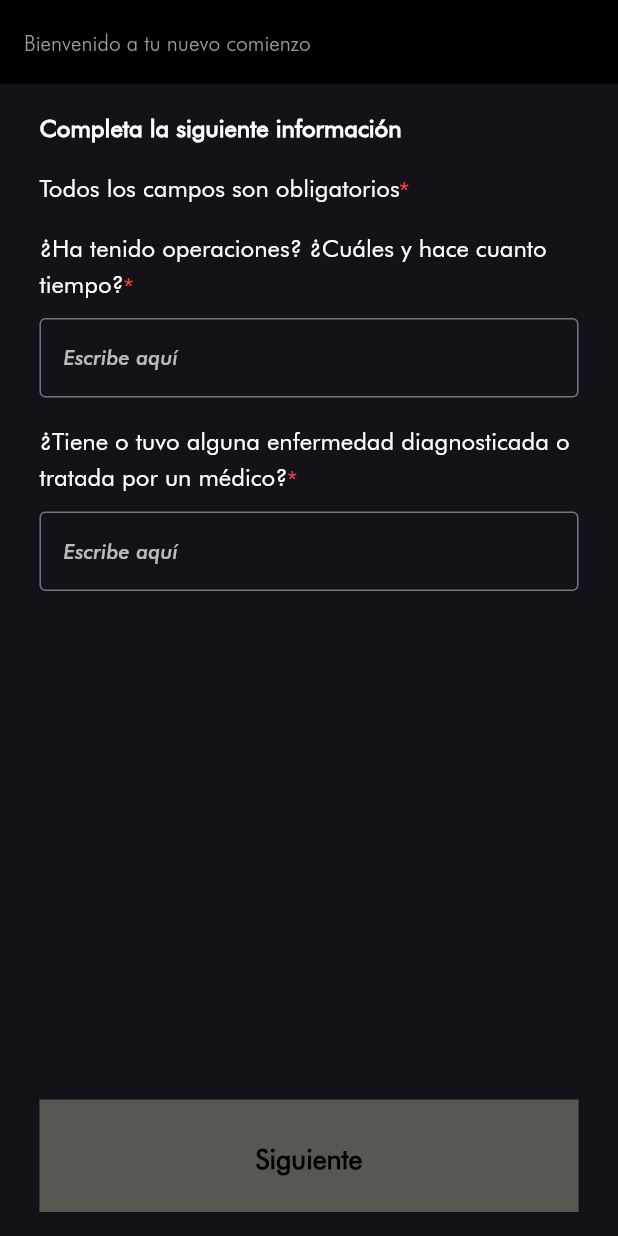
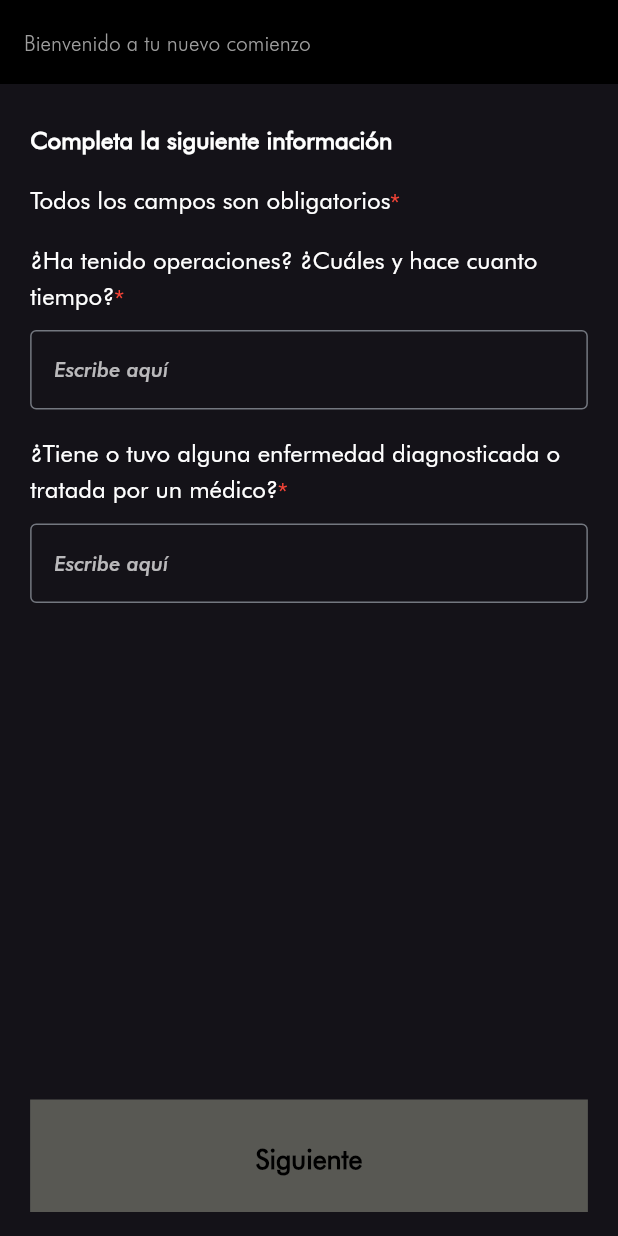
Before and after one commit to tech-andgar/demo_test_technical_flutter_202501, a Flutter app: the screen it shows after launch, on a phone screen of 412 x 824 dp. Run offline on Flutter 3.47's test engine with Material 3 defaults, Android fonts, the phone set to English and light mode, and no system bars; our stand-ins replace flutter_riverpod, go_router.

Commit message:
fix: widget reusable CustomTemplatePage for improvement UI responsive

```diff
--- a/lib/core/widgets/molecule/custom_button.dart
+++ b/lib/core/widgets/molecule/custom_button.dart
@@ -19,12 +19,8 @@ class CustomButton extends StatelessWidget {
 
   @override
   Widget build(BuildContext context) {
-    final widgetChild = Padding(
-      padding: inDialog ? EdgeInsets.zero : const EdgeInsets.only(left: 32),
-      child: Align(
-        alignment: Alignment.bottomCenter,
-        child: SizedBox(
-          width: MediaQuery.sizeOf(context).width * 0.94,
+    final widgetChild = SizedBox(
+      width: MediaQuery.sizeOf(context).width,
       child: ElevatedButton(
         onPressed: onTap,
         child: child ??
@@ -35,8 +31,6 @@ class CustomButton extends StatelessWidget {
               color: Colors.black,
             ),
       ),
-        ),
-      ),
     );
 
     return inDialog ? widgetChild : ResponsiveCenter(child: widgetChild);
--- /dev/null
+++ b/lib/core/widgets/molecule/custom_template_page.dart
@@ -0,0 +1,55 @@
+//  Created in Dart by Andres Garcia (TECH-ANDGAR) on 2025-01-03.
+
+import 'package:flutter/material.dart';
+
+import '../widgets.dart';
+
+class CustomTemplatePage extends StatelessWidget {
+  const CustomTemplatePage({
+    required this.content,
+    required this.bottomButton,
+    super.key,
+  });
+
+  final List<Widget> content;
+  final Widget bottomButton;
+
+  @override
+  Widget build(BuildContext context) {
+    return ResponsiveCenter(
+      child: Column(
+        children: [
+          Expanded(
+            child: LayoutBuilder(
+              builder: (context, constraints) {
+                const factorHorizontal = 0.025;
+                final widthSize = constraints.maxWidth;
+                final heightSize = constraints.minHeight;
+
+                return SingleChildScrollView(
+                  padding: EdgeInsets.only(
+                    left: widthSize * factorHorizontal,
+                    right: widthSize * factorHorizontal,
+                    top: 24,
+                    bottom: heightSize * 0.5,
+                  ),
+                  child: Column(
+                    crossAxisAlignment: CrossAxisAlignment.start,
+                    children: [
+                      ...content,
+                      // SizedBox(height: heightSize * 0.2),
+                    ],
+                  ),
+                );
+              },
+            ),
+          ),
+          Padding(
+            padding: const EdgeInsets.only(bottom: 16.0),
+            child: bottomButton,
+          ),
+        ],
+      ),
+    );
+  }
+}
--- a/lib/core/widgets/molecule/molecule.dart
+++ b/lib/core/widgets/molecule/molecule.dart
@@ -2,4 +2,5 @@
 
 export 'custom_button.dart';
 export 'custom_responsive_center.dart';
+export 'custom_template_page.dart';
 export 'custom_toggle_button.dart';
--- a/lib/modules/anamnesis/presentation/anamnesis_step1_screen.dart
+++ b/lib/modules/anamnesis/presentation/anamnesis_step1_screen.dart
@@ -24,10 +24,8 @@ class AnamnesisStep1Screen extends ConsumerWidget {
     return SafeArea(
       child: Scaffold(
         appBar: AppBar(title: const Text('Bienvenido a tu nuevo comienzo')),
-        body: ResponsiveCenterScrollable(
-          padding: const EdgeInsets.all(16),
-          child: ListView(
-            children: [
+        body: CustomTemplatePage(
+          content: [
             const CustomText(
               'Completa la siguiente información',
               fontFamily: FontFamily.futuraBook,
@@ -61,17 +59,15 @@ class AnamnesisStep1Screen extends ConsumerWidget {
               onChanged: viewModel.updateEnfermedad,
               decoration: const InputDecoration(labelText: 'Escribe aquí'),
             ),
-              const SizedBox(height: 80),
           ],
-          ),
-        ),
-        floatingActionButton: CustomButton(
+          bottomButton: CustomButton(
             label: 'Siguiente',
             onTap: state.isValid
                 ? () => context.push(RoutesName.anamnesisStep2)
                 : null,
           ),
         ),
+      ),
     );
   }
 }
--- a/lib/modules/anamnesis/presentation/anamnesis_step2_screen.dart
+++ b/lib/modules/anamnesis/presentation/anamnesis_step2_screen.dart
@@ -26,8 +26,8 @@ class AnamnesisStep2Screen extends ConsumerWidget {
         appBar: AppBar(title: const Text('Bienvenido a tu nuevo comienzo')),
         body: ResponsiveCenterScrollable(
           padding: const EdgeInsets.all(16.0),
-          child: ListView(
-            children: [
+          child: CustomTemplatePage(
+            content: [
               const CustomText(
                 'Completa la siguiente información',
                 fontFamily: FontFamily.futuraBook,
@@ -61,11 +61,11 @@ class AnamnesisStep2Screen extends ConsumerWidget {
               ),
               const SizedBox(height: 80),
             ],
+            bottomButton: CustomButton(
+              label: 'Siguiente',
+              onTap: state.isValid ? () => openDialog(context) : null,
+            ),
           ),
-        ),
-        floatingActionButton: CustomButton(
-          label: 'Siguiente',
-          onTap: state.isValid ? () => openDialog(context) : null,
         ),
       ),
     );
```
Lines whose indentation alone changed are shown as unchanged.
